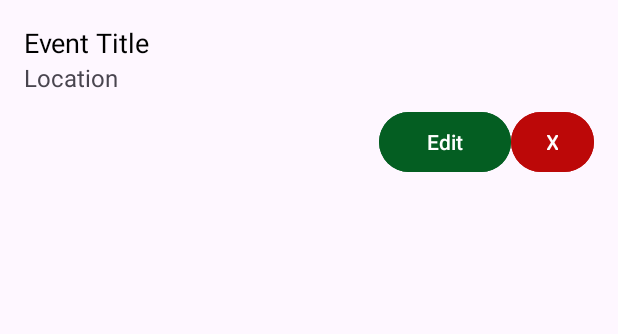
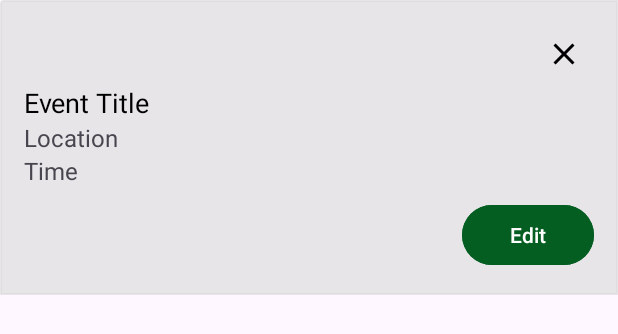
Before and after one commit to asemshaath/schedule-maker-app, an Android app: the layout event_list_item.xml on its own in the app's theme, with its tools: preview values and no code run, on a phone screen of 412 x 824 dp. Shown: the top 334 px of the screen. Run offline under Robolectric (Android 15) with nearby library versions, the light colour scheme and no system bars.

Commit message:
Finished re designing the list item and fixed some bugs

```diff
--- a/CalenderApp/app/src/main/java/com/example/calenderapp/Event.kt
+++ b/CalenderApp/app/src/main/java/com/example/calenderapp/Event.kt
@@ -11,6 +11,5 @@ data class Event(
     var startTime: LocalTime,
     var endTime: LocalTime,
     var location: String,
-    var description: String = "", // Optional description
-    var color: Int
+    var description: String = "" // Optional description
 )
--- a/CalenderApp/app/src/main/java/com/example/calenderapp/MainActivity.kt
+++ b/CalenderApp/app/src/main/java/com/example/calenderapp/MainActivity.kt
@@ -67,7 +67,6 @@ class MainActivity : AppCompatActivity() {
         val intent = Intent(applicationContext, LoginActivity::class.java)
         startActivity(intent)
         finish()
-
     }
 
     private fun updateDisplay(){
--- a/CalenderApp/app/src/main/java/com/example/calenderapp/WeeklyCalendarView.kt
+++ b/CalenderApp/app/src/main/java/com/example/calenderapp/WeeklyCalendarView.kt
@@ -60,7 +60,7 @@ class WeeklyCalendarView(context: Context, attrs: AttributeSet? = null) : View(c
                 val right = left + dayWidth
                 val bottom = (endHour * hourHeight).toFloat()
 
-                paint.color = event.color
+//                paint.color = event.color
                 canvas.drawRect(left, top, right, bottom, paint)
 
                 // Draw event title
--- /dev/null
+++ b/CalenderApp/app/src/main/res/drawable/ic_close.xml
@@ -0,0 +1,10 @@
+<?xml version="1.0" encoding="utf-8"?>
+<vector xmlns:android="http://schemas.android.com/apk/res/android"
+    android:width="24dp"
+    android:height="24dp"
+    android:viewportWidth="24"
+    android:viewportHeight="24">
+    <path
+        android:fillColor="#FF000000"
+        android:pathData="M19,6.41L17.59,5L12,10.59L6.41,5L5,6.41L10.59,12L5,17.59L6.41,19L12,13.41L17.59,19L19,17.59L13.41,12L19,6.41z"/>
+</vector>
--- /dev/null
+++ b/CalenderApp/app/src/main/res/drawable/list_border.xml
@@ -0,0 +1,11 @@
+<shape xmlns:android="http://schemas.android.com/apk/res/android"
+    android:shape="rectangle">
+    <corners
+        android:radius="2dp"
+        android:topRightRadius="0dp"
+        android:bottomRightRadius="0dp"
+        android:bottomLeftRadius="0dp" />
+    <stroke
+        android:width="1dp"
+        android:color="@android:color/white" />
+</shape>
--- a/CalenderApp/app/src/main/res/layout/event_list_item.xml
+++ b/CalenderApp/app/src/main/res/layout/event_list_item.xml
@@ -4,7 +4,26 @@
     android:layout_width="match_parent"
     android:layout_height="wrap_content"
     android:orientation="vertical"
+    android:background="@drawable/list_border"
+    android:backgroundTint="#A3DCDCDC"
     android:padding="16dp">
+
+
+    <LinearLayout
+        android:layout_width="match_parent"
+        android:layout_height="wrap_content"
+        android:orientation="horizontal"
+        android:gravity="end">
+
+        <ImageButton
+                android:id="@+id/deleteButton"
+                android:layout_width="wrap_content"
+                android:layout_height="wrap_content"
+                android:background="?attr/selectableItemBackground"
+                android:padding="8dp"
+                android:src="@drawable/ic_close" />
+
+    </LinearLayout>
 
     <TextView
         android:id="@+id/eventTitle"
@@ -21,6 +40,13 @@
         android:text="Location"
         android:textSize="16sp" />
 
+    <TextView
+        android:id="@+id/eventTime"
+        android:layout_width="wrap_content"
+        android:layout_height="wrap_content"
+        android:text="Time"
+        android:textSize="16sp" />
+
     <LinearLayout
         android:layout_width="match_parent"
         android:layout_height="wrap_content"
@@ -35,11 +61,5 @@
             android:backgroundTint="#045E22"
             android:text="Edit" />
 
-        <Button
-            android:id="@+id/deleteButton"
-            android:layout_width="55dp"
-            android:layout_height="wrap_content"
-            android:backgroundTint="#BC0808"
-            android:text="X" />
     </LinearLayout>
 </LinearLayout>
```
Also changed, not shown: CalenderApp/app/src/main/java/com/example/calenderapp/EventAdapter.kt (+17 -1 lines), CalenderApp/app/src/main/java/com/example/calenderapp/EventForm.kt (+15 -27 lines).
